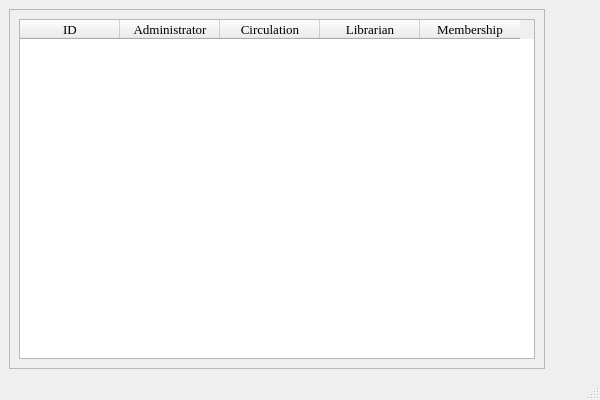
Qt form adminsetup.ui (textbrowser/biblioteq) before a commit.
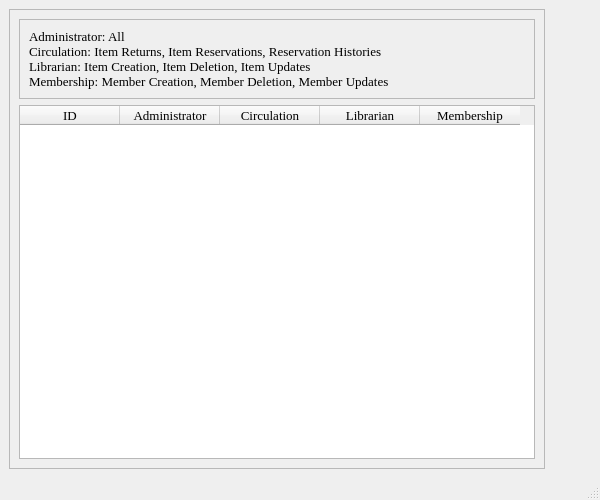
The same form after that commit. Icons and pictures are not drawn.

```diff
--- a/adminsetup.ui
+++ b/adminsetup.ui
@@ -6,7 +6,7 @@
     <x>0</x>
     <y>0</y>
     <width>600</width>
-    <height>400</height>
+    <height>500</height>
    </rect>
   </property>
   <property name="minimumSize" >
@@ -25,7 +25,7 @@
    <string>BiblioteQ: Administrator Browser</string>
   </property>
   <widget class="QWidget" name="centralwidget" >
-   <layout class="QHBoxLayout" >
+   <layout class="QHBoxLayout" name="horizontalLayout" >
     <item>
      <widget class="QFrame" name="frame" >
       <property name="frameShape" >
@@ -34,7 +34,31 @@
       <property name="frameShadow" >
        <enum>QFrame::Raised</enum>
       </property>
-      <layout class="QVBoxLayout" >
+      <layout class="QVBoxLayout" name="verticalLayout_2" >
+       <item>
+        <widget class="QFrame" name="frame_2" >
+         <property name="frameShape" >
+          <enum>QFrame::StyledPanel</enum>
+         </property>
+         <property name="frameShadow" >
+          <enum>QFrame::Raised</enum>
+         </property>
+         <layout class="QVBoxLayout" name="verticalLayout" >
+          <item>
+           <widget class="QLabel" name="label" >
+            <property name="text" >
+             <string>Administrator: All
+Circulation: Item Returns, Item Reservations, Reservation Histories
+Librarian: Item Creation, Item Deletion, Item Updates
+Membership: Member Creation, Member Deletion, Member Updates</string>
+            </property>
+           </widget>
+          </item>
+         </layout>
+         <zorder>label</zorder>
+         <zorder>label</zorder>
+        </widget>
+       </item>
        <item>
         <widget class="QTableWidget" name="table" >
          <property name="font" >
```
Left out of the diff: 20 changed lines with no effect on the pictures.
